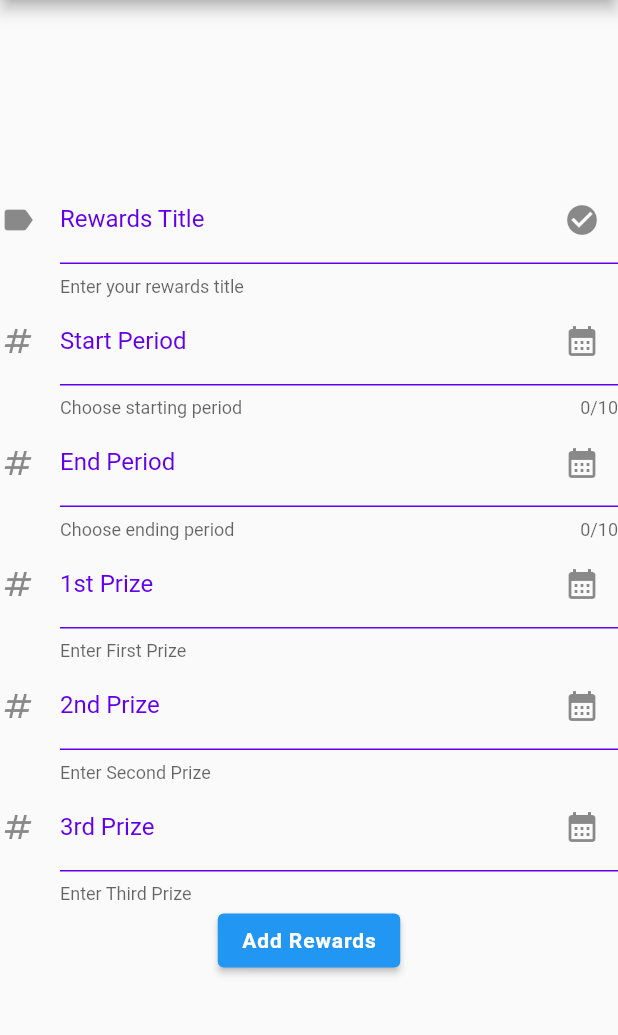
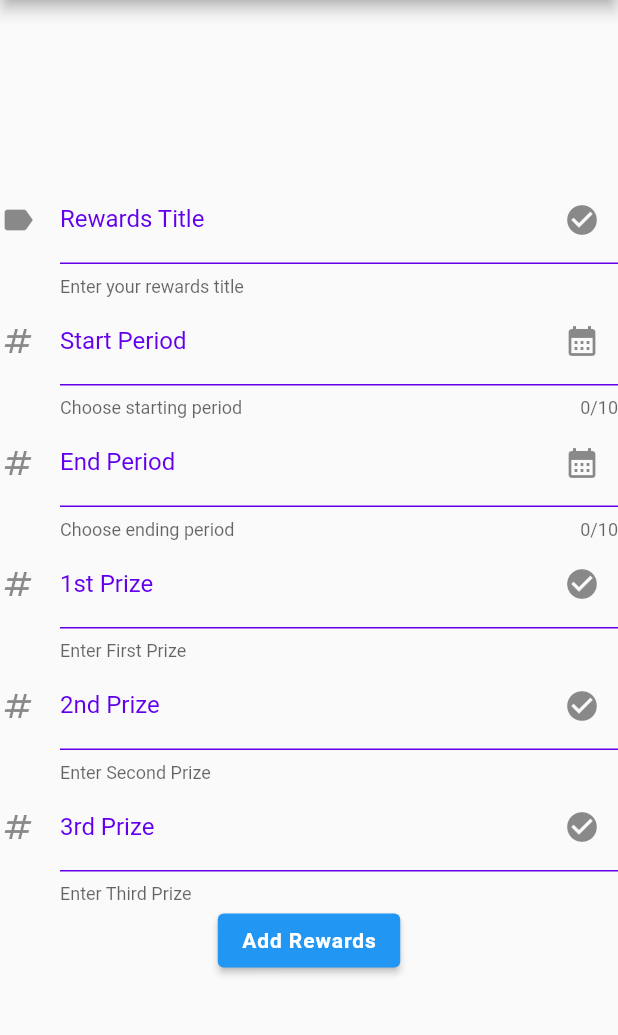
Before and after one commit to ramsunvtech/pingy, a Flutter app: the RewardsScreen screen opened directly, on a phone screen of 412 x 824 dp, the part 84-1119 px from its top. Run offline on Flutter 3.47's test engine with Material 2 defaults, Android fonts, the phone set to English and light mode, and no system bars; our stand-ins replace hive, hive_flutter, local_auth; accounts and stored records are empty.

Commit message:
feat(rewards-form): update prize field suffix icons

```diff
--- a/lib/screens/rewards/rewards.dart
+++ b/lib/screens/rewards/rewards.dart
@@ -112,7 +112,7 @@ class _RewardsScreenState extends State<RewardsScreen> {
                 ),
                 helperText: 'Enter First Prize',
                 suffixIcon: Icon(
-                  Icons.calendar_month,
+                  Icons.check_circle,
                 ),
                 enabledBorder: UnderlineInputBorder(
                   borderSide: BorderSide(color: Color(0xFF6200EE)),
@@ -130,7 +130,7 @@ class _RewardsScreenState extends State<RewardsScreen> {
                 ),
                 helperText: 'Enter Second Prize',
                 suffixIcon: Icon(
-                  Icons.calendar_month,
+                  Icons.check_circle,
                 ),
                 enabledBorder: UnderlineInputBorder(
                   borderSide: BorderSide(color: Color(0xFF6200EE)),
@@ -148,7 +148,7 @@ class _RewardsScreenState extends State<RewardsScreen> {
                 ),
                 helperText: 'Enter Third Prize',
                 suffixIcon: Icon(
-                  Icons.calendar_month,
+                  Icons.check_circle,
                 ),
                 enabledBorder: UnderlineInputBorder(
                   borderSide: BorderSide(color: Color(0xFF6200EE)),
```
